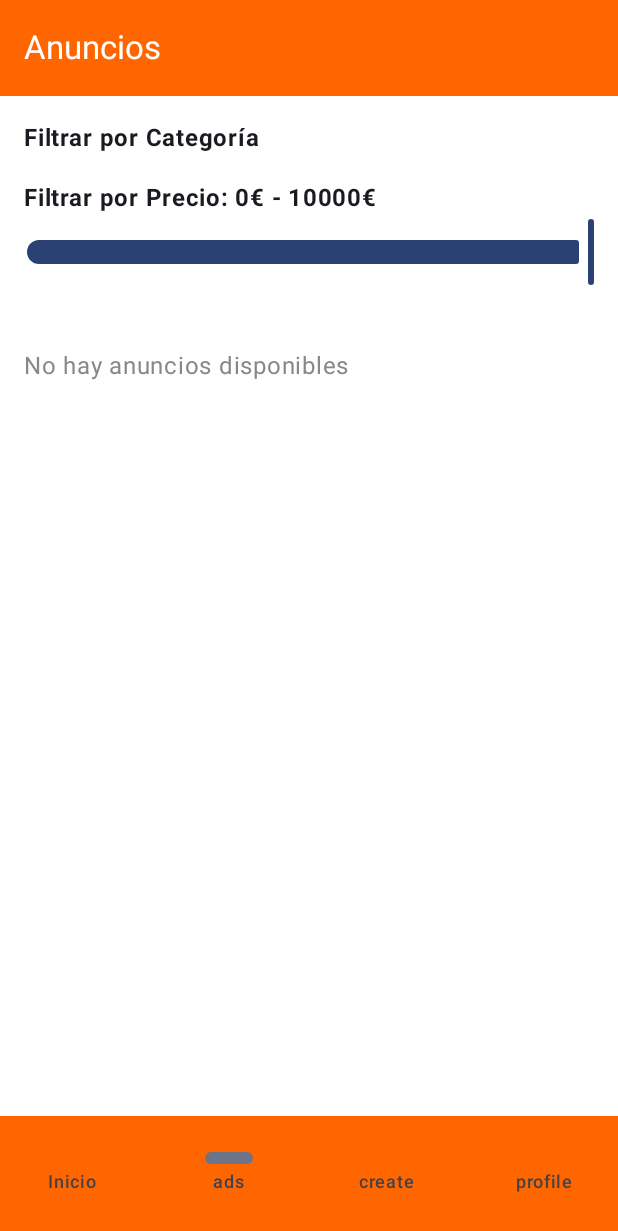
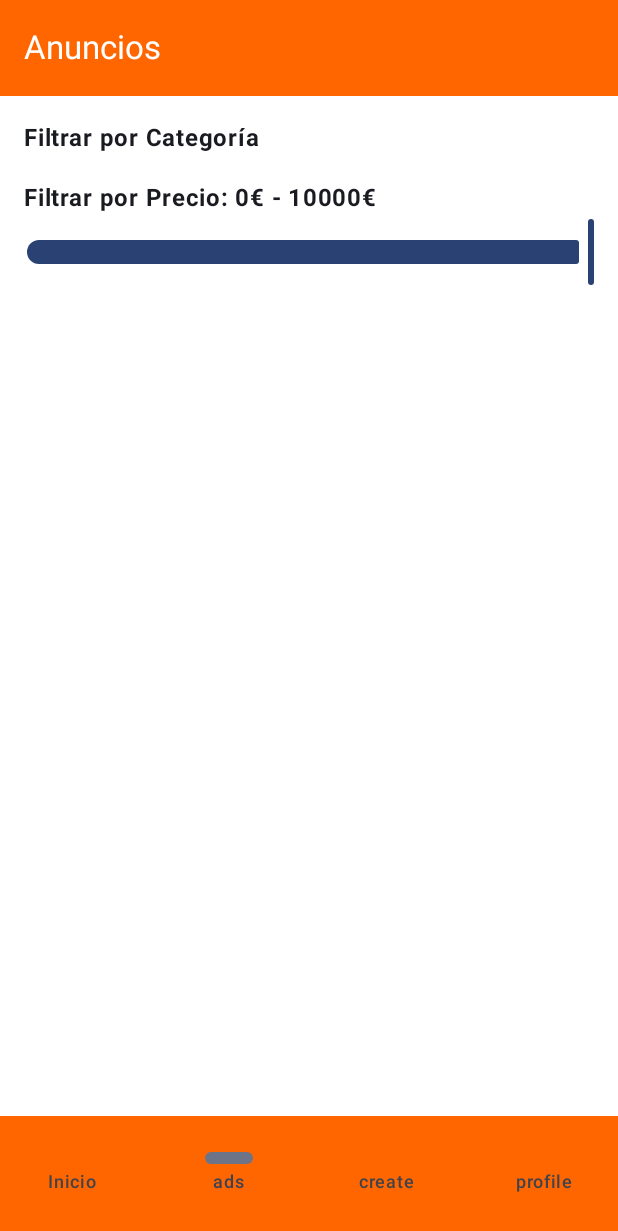
Before and after one commit to TheReaperRK/AdMe_Project, an Android app built with Jetpack Compose: the AdsScreen screen opened through its navigation route, on a phone screen of 412 x 824 dp. Shown: the top 1231 px of the screen. Run offline under Robolectric (Android 15) with nearby library versions, the light colour scheme and no system bars; our stand-ins replace livedata-compose; network calls fail; pictures from the network do not load.

Commit message:
Merge with dev

```diff
--- a/BackEnd/src/main/java/cat/copernic/mavenproject1/logic/AdLogic.java
+++ b/BackEnd/src/main/java/cat/copernic/mavenproject1/logic/AdLogic.java
@@ -116,4 +116,8 @@ public Ad getAdById(Long id) {
     public List<Category> getAllCategories() {
         return categoryRepo.findAll();
     }
+
+    public List<Ad> findAdsByUser(Long userId) {
+        return adRepo.findByAuthor_Id(userId);
+    }
 }
--- a/BackEnd/src/main/java/cat/copernic/mavenproject1/repository/AdRepo.java
+++ b/BackEnd/src/main/java/cat/copernic/mavenproject1/repository/AdRepo.java
@@ -17,4 +17,7 @@ public interface AdRepo extends JpaRepository<Ad, Long> {
 
     // ✅ Método para filtrar anuncios por categoría y rango de precios
     List<Ad> findByCategory_IdAndPriceBetween(Long categoryId, double minPrice, double maxPrice);
+
+    List<Ad> findByAuthor_Id(Long userId);
+
 }
--- a/FrontEnd/app/src/main/java/cat/copernic/project3_group4/ad_management/ui/screens/AdsScreen.kt
+++ b/FrontEnd/app/src/main/java/cat/copernic/project3_group4/ad_management/ui/screens/AdsScreen.kt
@@ -44,7 +44,11 @@ fun AdsScreen(adsViewModel: AdsViewModel, navController: NavController) {
     }
 
 
-    Column(modifier = Modifier.fillMaxSize().background(Color.White)) {
+    Column(
+        modifier = Modifier
+            .fillMaxSize()
+            .background(Color.White)
+    ) {
         SmallTopAppBar(
             title = { Text("Anuncios", color = Color.White) },
             colors = TopAppBarDefaults.smallTopAppBarColors(containerColor = Color(0xFFFF6600))
@@ -58,18 +62,19 @@ fun AdsScreen(adsViewModel: AdsViewModel, navController: NavController) {
 
         Spacer(modifier = Modifier.height(8.dp))
 
-        if (ads.isEmpty()) {
-            Text(
-                "No hay anuncios disponibles", fontSize = 16.sp,
-                color = Color.Gray, modifier = Modifier.padding(16.dp)
-            )
-        } else {
-            LazyColumn(modifier = Modifier.weight(1f).padding(horizontal = 8.dp)) {
+        // Aquí envolvemos la lista en un Box con weight(1f)
+        Box(modifier = Modifier.weight(1f)) {
+            LazyColumn(
+                modifier = Modifier
+                    .fillMaxSize()
+                    .padding(horizontal = 8.dp),
+                verticalArrangement = Arrangement.spacedBy(8.dp)
+            ) {
                 items(ads) { ad -> AdItem(ad) }
             }
         }
 
-        Spacer(modifier = Modifier.weight(1f)) // Empuja el contenido hacia arriba para que el BottomNavigationBar esté siempre abajo
+        // La barra de navegación siempre quedará en la parte inferior
         BottomNavigationBar(navController)
     }
 }
```
Also changed, not shown: BackEnd/src/main/java/cat/copernic/mavenproject1/apiControllers/AdApiController.java (+11 -0 lines), 3 other files.
